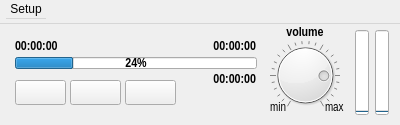
First picture: the form in aaxplayer/aaxplayer.ui, repository adalinbv/aax-support, before the edit.
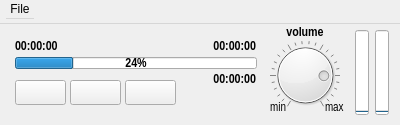
Second picture: the form after the edit.

Commit message: show the RENDERER (filename) in the titlebar when playing, restore the name when stopped

Patch:
```diff
--- a/aaxplayer/aaxplayer.ui
+++ b/aaxplayer/aaxplayer.ui
@@ -36,7 +36,7 @@
    </property>
    <widget class="QMenu" name="menuFile">
     <property name="title">
-     <string>Setup</string>
+     <string>File</string>
     </property>
     <addaction name="actionOpen"/>
     <addaction name="actionHardware"/>
```
The commit also changes 2 other files.
